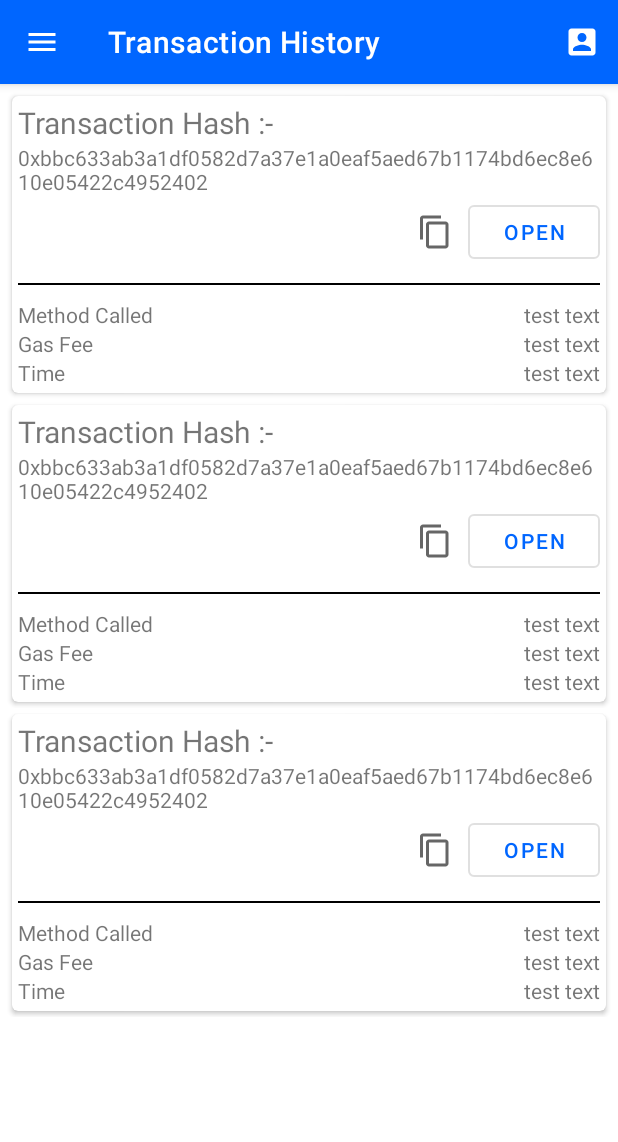
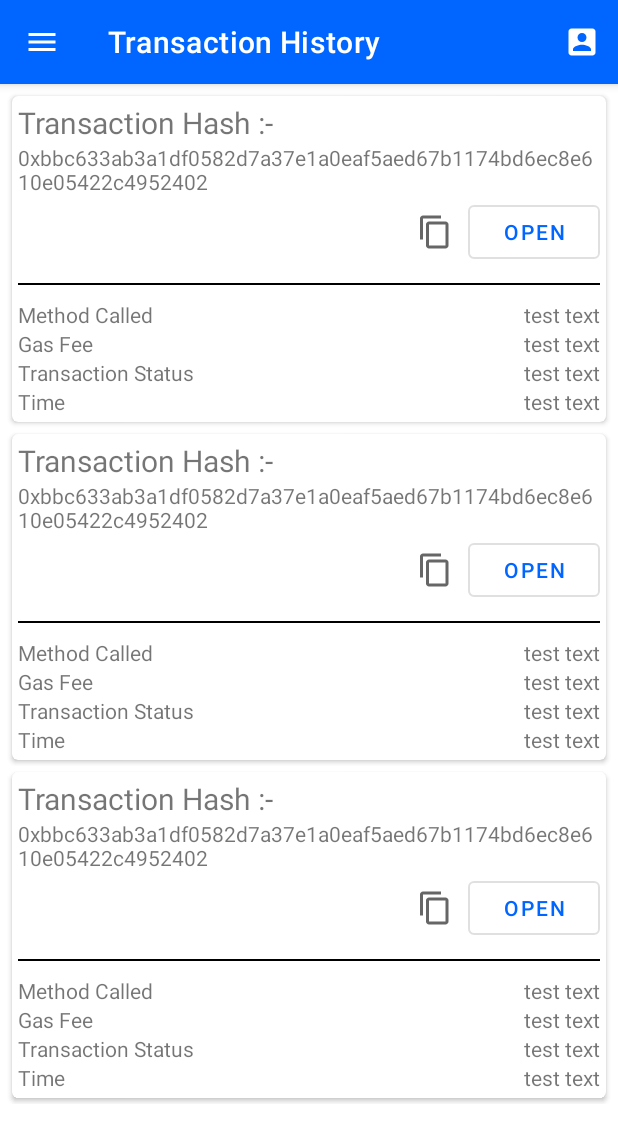
Before and after one commit to Vaishnav-Kanhirathingal/BlockChain-VS, an Android app: the layout main_fragment_sub_layout.xml on its own in the app's theme, with its tools: preview values and no code run, on a phone screen of 412 x 824 dp. Shown: the top 1142 px of the screen. Run offline under Robolectric (Android 15) with nearby library versions, the phone set to English and light mode, and no system bars.

Commit message:
transaction status added

```diff
--- a/app/build.gradle
+++ b/app/build.gradle
@@ -52,7 +52,7 @@ dependencies {
     androidTestImplementation 'com.android.support.test.espresso:espresso-contrib:3.0.2'
 
     //---------------------------------------------------------------------------------------jetpack
-    def nav_version = "2.4.1"
+    def nav_version = "2.4.2"
     implementation "androidx.navigation:navigation-fragment-ktx:$nav_version"
     implementation "androidx.navigation:navigation-ui-ktx:$nav_version"
 
--- a/app/src/main/java/com/kenetic/blockchainvs/datapack/database/TransactionData.kt
+++ b/app/src/main/java/com/kenetic/blockchainvs/datapack/database/TransactionData.kt
@@ -3,6 +3,7 @@ package com.kenetic.blockchainvs.datapack.database
 import androidx.room.ColumnInfo
 import androidx.room.Entity
 import androidx.room.PrimaryKey
+import io.reactivex.internal.operators.maybe.MaybeDoAfterSuccess
 
 @Entity(tableName = "transaction_history")
 data class TransactionData(
@@ -11,4 +12,5 @@ data class TransactionData(
     @ColumnInfo(name = "method_called") var methodCalled: String,
     @ColumnInfo(name = "gas_fee") var gasFee: Long?,
     @ColumnInfo(name = "transaction_performed_at") var transactionTime: String,
+    @ColumnInfo(name = "transaction_successful") var transactionSuccessful: Boolean?,
 )
--- a/app/src/main/java/com/kenetic/blockchainvs/fingerprint/FingerPrintAuthentication.kt
+++ b/app/src/main/java/com/kenetic/blockchainvs/fingerprint/FingerPrintAuthentication.kt
@@ -44,7 +44,7 @@ class FingerPrintAuthentication(
             .setDescription(
                 when (taskEnum) {
                     FingerPrintTaskEnum.LOGIN -> "Login To Account Through Fingerprint"
-                    FingerPrintTaskEnum.TRANSACTION -> "Scan Your Fingerprint To Authenticate Transaction"
+                    FingerPrintTaskEnum.TRANSACTION -> "Scan Your Fingerprint\nTo Authenticate Transaction"
                 }
             )
             .setNegativeButton("Cancel", context.mainExecutor) { _: DialogInterface, _: Int -> }
--- a/app/src/main/java/com/kenetic/blockchainvs/ui/MainScreenFragment.kt
+++ b/app/src/main/java/com/kenetic/blockchainvs/ui/MainScreenFragment.kt
@@ -149,6 +149,9 @@ class MainScreenFragment : Fragment() {
         }
         accountDataStore.userUsesFingerprintFlow.asLiveData().observe(viewLifecycleOwner) {
             viewModel.userUsesFingerprint = it
+        }
+        accountDataStore.userPrivatKeyFlow.asLiveData().observe(viewLifecycleOwner) {
+            viewModel.accountPrivateKey = it
         }
         //-------------------------------------------------------------------------------bottom-menu
         CoroutineScope(Dispatchers.IO).launch {
--- a/app/src/main/res/layout/transaction_list_item.xml
+++ b/app/src/main/res/layout/transaction_list_item.xml
@@ -90,7 +90,6 @@
                     android:layout_weight="1"
                     android:text="test text"
                     android:textAlignment="viewEnd" />
-
             </LinearLayout>
 
             <LinearLayout
@@ -111,7 +110,26 @@
                     android:layout_weight="1"
                     android:text="test text"
                     android:textAlignment="viewEnd" />
+            </LinearLayout>
 
+            <LinearLayout
+                android:layout_width="match_parent"
+                android:layout_height="wrap_content"
+                android:orientation="horizontal">
+
+                <TextView
+                    android:layout_width="wrap_content"
+                    android:layout_height="wrap_content"
+                    android:text="Transaction Status" />
+
+                <TextView
+                    android:id="@+id/transaction_status_text_view"
+                    android:layout_width="0dp"
+                    android:layout_height="wrap_content"
+                    android:layout_marginStart="@dimen/sub_layout_layout_margin"
+                    android:layout_weight="1"
+                    android:text="test text"
+                    android:textAlignment="viewEnd" />
             </LinearLayout>
 
             <LinearLayout
@@ -133,6 +151,7 @@
                     android:text="test text"
                     android:textAlignment="viewEnd" />
             </LinearLayout>
+
         </LinearLayout>
     </androidx.cardview.widget.CardView>
 </androidx.constraintlayout.widget.ConstraintLayout>
--- a/build.gradle
+++ b/build.gradle
@@ -7,8 +7,8 @@ buildscript {
 }
 
 plugins {
-    id 'com.android.application' version '7.1.2' apply false
-    id 'com.android.library' version '7.1.2' apply false
+    id 'com.android.application' version '7.1.3' apply false
+    id 'com.android.library' version '7.1.3' apply false
     id 'org.jetbrains.kotlin.android' version '1.6.20' apply false
     id 'androidx.navigation.safeargs.kotlin' version '2.4.1' apply false
 //    id "org.web3j" version "4.8.7" apply false
```
Also changed, not shown: app/src/main/java/com/kenetic/blockchainvs/app_viewmodel/MainViewModel.kt (+7 -3 lines), app/src/main/java/com/kenetic/blockchainvs/block_connector/contract/contract_interface/VoteContractDelegate.kt (+8 -6 lines), app/src/main/java/com/kenetic/blockchainvs/recycler/TransactionAdapter.kt (+24 -3 lines), 1 other file.
